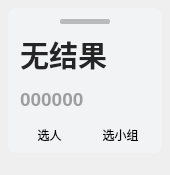
Old version of the form ui/widget-no-avatar.ui in the repository windyslime/RandPicker-1.
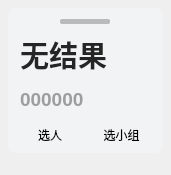
New version of the form. Custom widgets are drawn as their Qt base class.

```diff
--- a/ui/widget-no-avatar.ui
+++ b/ui/widget-no-avatar.ui
@@ -12,7 +12,7 @@
   </property>
   <property name="minimumSize">
    <size>
-    <width>145</width>
+    <width>0</width>
     <height>0</height>
    </size>
   </property>
@@ -45,6 +45,12 @@
      <property name="frameShadow">
       <enum>QFrame::Raised</enum>
      </property>
+     <property name="minimumSize">
+      <size>
+       <width>155</width>
+       <height>0</height>
+      </size>
+     </property>
      <layout class="QVBoxLayout" name="verticalLayout_3">
       <item>
        <layout class="QHBoxLayout" name="horizontalLayout_2">
```
